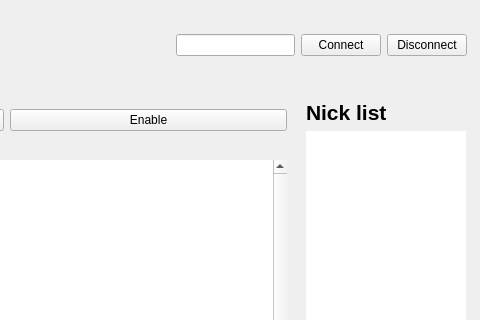
Old version of the form client/view/mainWindow.ui in the repository danfr/DNC; both pictures show x 294 to 774 and y 0 to 320 of the 774 by 540 pixel window.
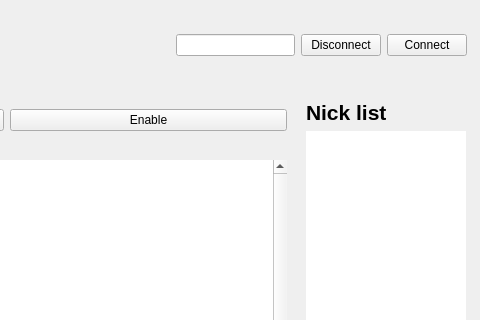
New version of the form.

Patch:
```diff
--- a/client/view/mainWindow.ui
+++ b/client/view/mainWindow.ui
@@ -129,16 +129,16 @@
      <widget class="QLineEdit" name="lineEdit_2"/>
     </item>
     <item>
-     <widget class="QPushButton" name="pushButton_2">
+     <widget class="QPushButton" name="pushButton_3">
       <property name="text">
-       <string>Connect</string>
+       <string>Disconnect</string>
       </property>
      </widget>
     </item>
     <item>
-     <widget class="QPushButton" name="pushButton_3">
+     <widget class="QPushButton" name="pushButton_2">
       <property name="text">
-       <string>Disconnect</string>
+       <string>Connect</string>
       </property>
      </widget>
     </item>
```
